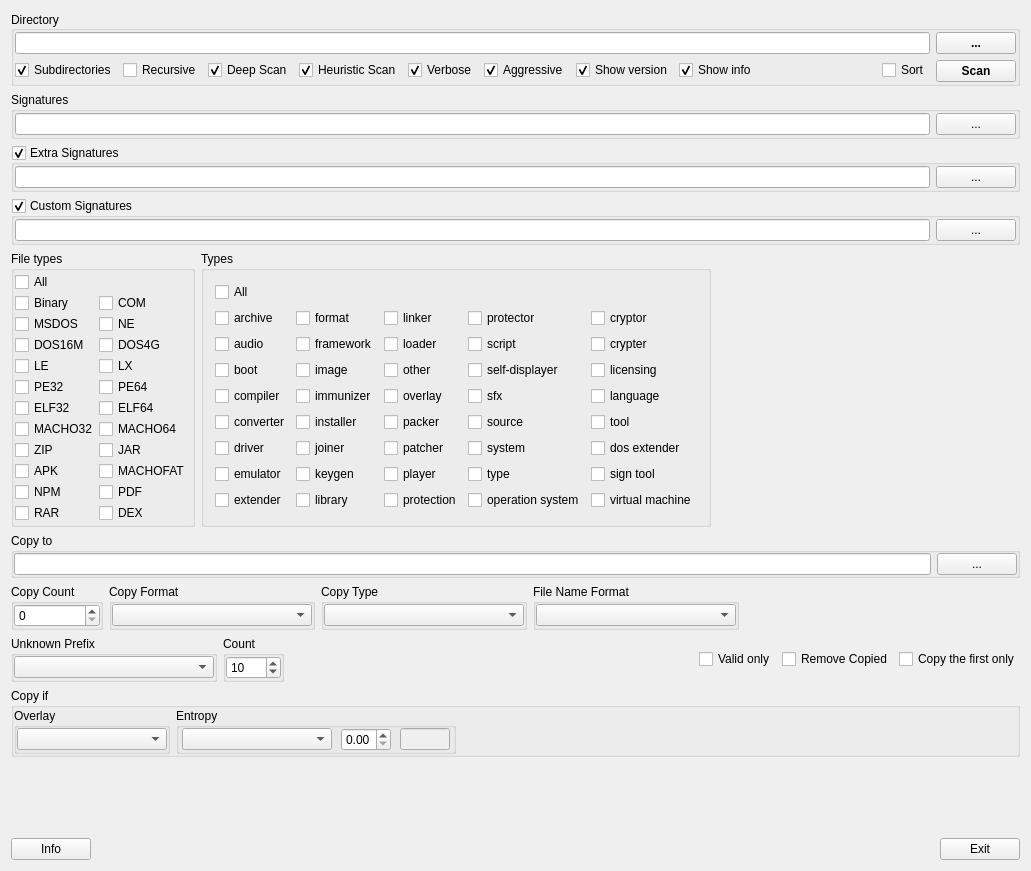
Before: the Qt Designer form gui_source/guimainwindow.ui in horsicq/DIE-sort, drawn with Qt 5.
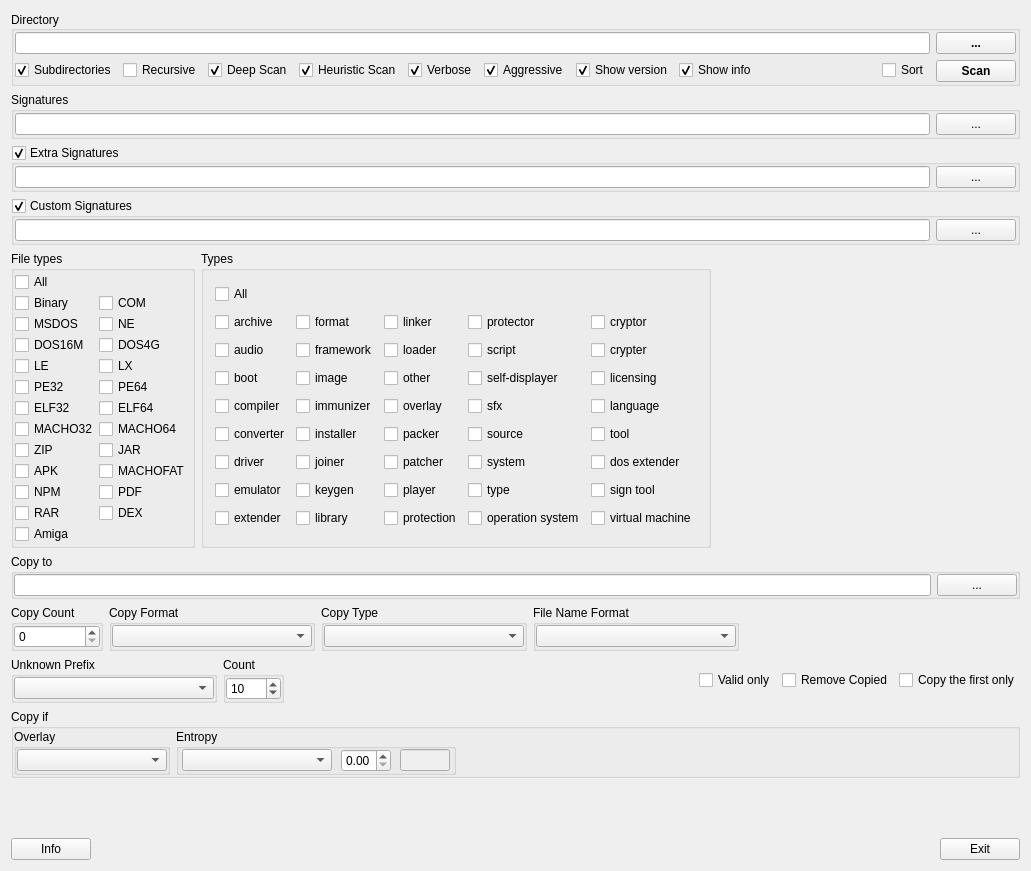
After: the same form once the commit is applied.

```diff
--- a/gui_source/guimainwindow.ui
+++ b/gui_source/guimainwindow.ui
@@ -489,6 +489,13 @@
            </property>
           </widget>
          </item>
+         <item row="12" column="0">
+          <widget class="QCheckBox" name="checkBoxAmiga">
+           <property name="text">
+            <string>Amiga</string>
+           </property>
+          </widget>
+         </item>
         </layout>
        </widget>
       </item>
```
